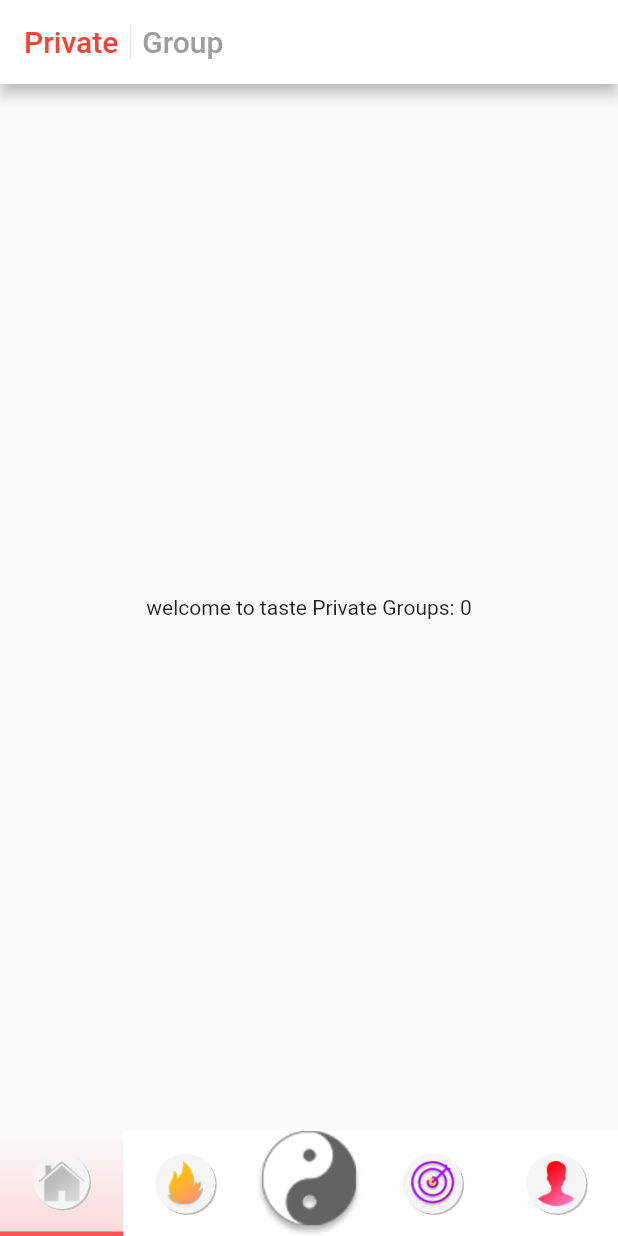
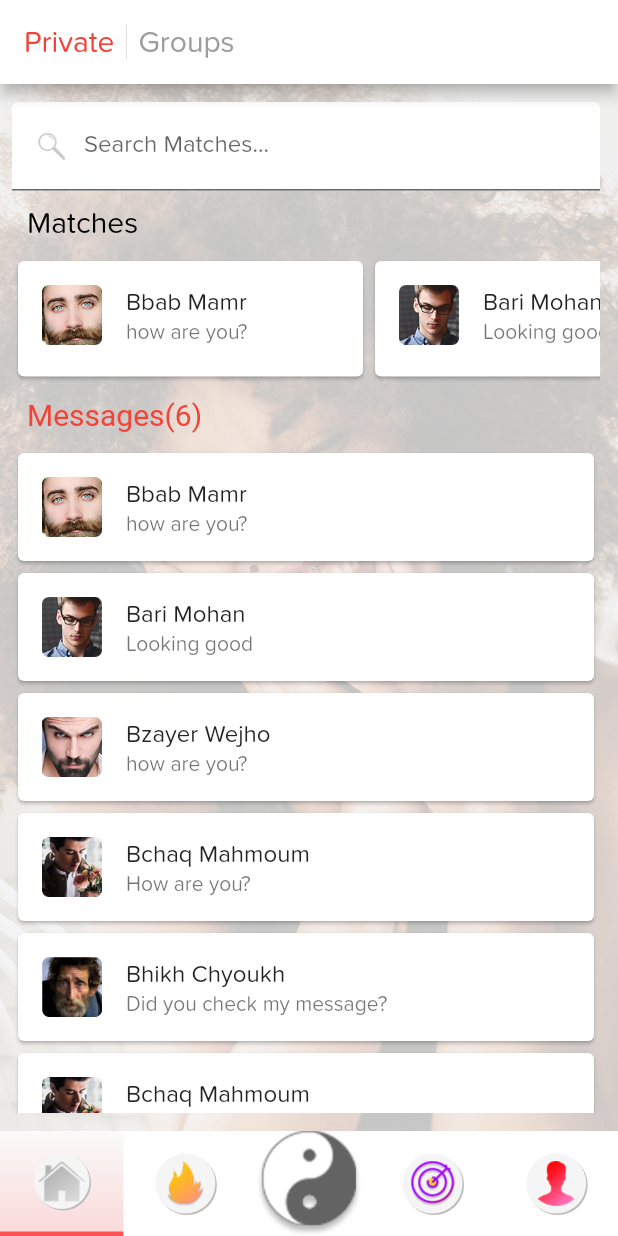
Before and after one commit to Sigilai5/YingYang, a Flutter app: the screen it shows after launch, on a phone screen of 412 x 824 dp. Run offline on Flutter 3.47's test engine with Material 2 defaults, Android fonts, the phone set to English and light mode, and no system bars; Roboto replaces fonts that are missing (Arial).

Commit message:
added scrollable view for matches

```diff
--- a/lib/main.dart
+++ b/lib/main.dart
@@ -1,5 +1,6 @@
 import 'package:flutter/material.dart';
-import 'modules/private_group_screen/private_group.dart';
+import 'modules/private_group_screen/private.dart';
+import 'modules/private_group_screen/group.dart';
 
 void main() => runApp(MyApp());
 
@@ -8,6 +9,10 @@ class MyApp extends StatelessWidget {
   @override
   Widget build(BuildContext context) {
     return MaterialApp(
+      routes: {
+        '/private':(context) => Private(),
+        '/group':(context) => Group(),
+      },
       title: 'Flutter Demo',
       theme: ThemeData(
         // This is the theme of your application.
@@ -21,7 +26,7 @@ class MyApp extends StatelessWidget {
         // is not restarted.
         primarySwatch: Colors.blue,
       ),
-      home: PrivateGroup(),
+      home: Private(),
     );
   }
 }
--- /dev/null
+++ b/lib/modules/private_group_screen/private.dart
@@ -0,0 +1,230 @@
+import 'package:flutter/cupertino.dart';
+import 'package:flutter/material.dart';
+import 'package:flutter/painting.dart';
+
+class Private extends StatefulWidget {
+  @override
+  _DashboardState createState() => _DashboardState();
+}
+
+class _DashboardState extends State<Private> {
+  int _selectedItem = 0;
+  @override
+  Widget build(BuildContext context) {
+    var size = MediaQuery.of(context).size;
+
+    return MaterialApp(
+      theme:ThemeData(
+          fontFamily: 'Proxima',
+          appBarTheme: AppBarTheme(
+              color: Colors.white
+          )
+      ),
+      home: Scaffold(
+      appBar: AppBar(
+        title:IntrinsicHeight(
+            child: Row(
+              mainAxisAlignment: MainAxisAlignment.start,
+          children: [
+            Text("Private",style: TextStyle(color: Colors.red),),
+            VerticalDivider(),
+            GestureDetector(
+              onTap: (){
+                Navigator.pushNamed(context, "/group");
+              },
+              child: Text("Groups",style: TextStyle(color: Colors.grey),),
+            ),
+
+          ],
+        )
+          ,)
+      ),
+
+      body: Container(
+        width: double.infinity,
+        height: double.infinity,
+        decoration: BoxDecoration(
+            image: DecorationImage(image: AssetImage("assets/images/background.png"),
+                fit: BoxFit.cover)
+        ),
+        child: Padding(
+          padding: const EdgeInsets.only(left: 8,right: 12,top: 12,bottom: 12),
+          child: Column(
+            children: <Widget>[
+              TextFormField( decoration: InputDecoration(labelText: "Search Matches...",filled: true,fillColor: Colors.white,prefixIcon: new Padding(
+                padding: const EdgeInsets.only( top: 15, left: 5, right: 0, bottom: 15),
+                child: new SizedBox(
+                  height: 4,
+                  child: Image.asset("assets/images/Search.png"),
+                ),
+              ),
+              ),
+              ),
+              Row(
+                children: <Widget>[
+                 Padding(
+                   padding: const EdgeInsets.all(10.0),
+                   child: Text("Matches",style: TextStyle(
+                     fontSize: 20,
+                     fontFamily: 'Proxima',
+                     color: Colors.black,
+                   ),
+                   ),
+
+                 ),
+
+                ],
+              ),
+              Container(
+                height: 85,
+                child: Expanded(
+                      child: Container(
+                        child: ListView.builder(
+                  // This next line does the trick.
+                  scrollDirection: Axis.horizontal,
+                        itemCount: titles.length,
+                        itemBuilder:(context,i){
+                          return Card(
+                            child: Container(
+                              width: 230.0,
+                              child: Column(
+                                children: [
+                                  ListTile(
+                                    title: Text(titles[i]),
+                                    subtitle: Text(subtitles[i],overflow: TextOverflow.ellipsis,),
+                                    leading: Image.asset(leadings[i],height: 40,width: 40,),
+                                  ),
+                                ],
+                              ),
+                            ),
+                          );
+
+                        }
+
+                  ),
+
+                      )
+
+
+
+                ),
+              ),
+              Row(
+                children: <Widget>[
+                  Padding(
+                    padding: const EdgeInsets.all(10.0),
+                    child:
+                    Text(message_count,style: TextStyle(
+                      fontSize: 20,
+                      fontFamily: 'Arial',
+                      color: Colors.red,
+                    ),
+                    ),
+
+                  ),
+
+
+                ],
+              ),
+              Expanded(
+                child: Container(
+                  child: ListView.builder(
+                    itemCount: titles.length,
+                    itemBuilder: (context, index){
+                      return Card(
+                        child: ListTile(
+                          title: Text(titles[index]),
+                          subtitle: Text(subtitles[index],overflow: TextOverflow.ellipsis,),
+                          leading: Image.asset(leadings[index],height: 40,width: 40,),
+                        ),
+                      );
+                    },
+
+
+                  ),
+                ),
+
+              )
+
+]
+        ),
+        ),
+      ),
+      bottomNavigationBar: Row(
+        children: <Widget>[
+          BuildNavItem(Image.asset("assets/images/Home-xxhdpi.png"),0),
+          BuildNavItem(Image.asset("assets/images/Fire-xxxhdpi.png"),1),
+          BuildNavItem(Image.asset("assets/images/Yin-Yan-xxxhdpi.png"),2),
+          BuildNavItem(Image.asset("assets/images/Target-xxxhdpi.png"),3),
+          BuildNavItem(Image.asset("assets/images/Profile_Icon-xxxhdpi.png"),4)
+        ],
+      ),
+    ),
+      );
+
+  }
+
+  Widget BuildNavItem(Image image, int index) {
+    var size = MediaQuery.of(context).size;
+    return GestureDetector(
+      onTap: (){
+        setState(() {
+          _selectedItem = index;
+        });
+      },
+      child: Container(
+          height: 70,
+          width: size.width/5,
+          decoration: index == _selectedItem ? BoxDecoration(
+            border: Border(
+                bottom: BorderSide(width:3,color: Colors.redAccent)
+            ),
+            gradient: LinearGradient(
+                colors: [
+                  Colors.redAccent.withOpacity(0.2),
+                  Colors.redAccent.withOpacity(0.001)
+                ],
+                begin: Alignment.bottomCenter,
+                end: Alignment.topCenter
+            ),
+          ) : BoxDecoration(
+              color: Colors.white
+          ),
+          child: Container(
+            padding: index != 2 ? EdgeInsets.all(5.0) : EdgeInsets.all(0),
+            margin: index != 2 ? EdgeInsets.all(15.0) : EdgeInsets.all(0),
+            decoration: BoxDecoration(
+              //color: Colors.black38,
+              //border: Border.all(color:Colors.grey[300], width: 3,style: BorderStyle.solid),
+                boxShadow: index != 2 ? [
+                  BoxShadow(
+                    color: Colors.grey[400],
+                    offset: Offset(1.0,1.0),
+                    blurRadius: 0,
+                    spreadRadius: 0,
+                  ),
+                  BoxShadow(
+                    color: Colors.grey[100],
+                    offset: Offset(0, 0),
+                    blurRadius: 0,
+                    spreadRadius: 0,
+                  ),
+                ] : [],
+                //borderRadius: BorderRadius.all(Radius.circular(40.0))
+                shape: BoxShape.circle
+            ),
+            child: image,
+          )
+      ),
+    );
+  }
+}
+
+final titles = ['Bbab Mamr','Bari Mohan','Bzayer Wejho','Bchaq Mahmoum','Bhikh Chyoukh','Bchaq Mahmoum'];
+final subtitles = ['how are you?','Looking good','how are you?','How are you?','Did you check my message?','Looking good'];
+final leadings = ['assets/images/Layer_74.png','assets/images/Layer_75.png','assets/images/Layer_76.png','assets/images/Layer_77-xhdpi.png','assets/images/Layer_78-hdpi.png','assets/images/Layer_77-xhdpi.png'];
+final messages = titles.length;
+String message_count = 'Messages($messages)';
+int _index = 0;
+
+final productData = ['Discipline curl','https://sgdfgdgd/jdkjdhj.png/jashdghd',20,'akhsgdahghsgdh'];
--- a/lib/modules/private_group_screen/private_group.dart
+++ /dev/null
@@ -1,112 +0,0 @@
-import 'package:flutter/cupertino.dart';
-import 'package:flutter/material.dart';
-import 'package:flutter/painting.dart';
-
-class PrivateGroup extends StatefulWidget {
-  @override
-  _DashboardState createState() => _DashboardState();
-}
-
-class _DashboardState extends State<PrivateGroup> {
-  int _selectedItem = 0;
-  @override
-  Widget build(BuildContext context) {
-    var size = MediaQuery.of(context).size;
-
-    return MaterialApp(
-      theme:ThemeData(
-          appBarTheme: AppBarTheme(
-              color: Colors.white
-          )
-      ),
-      home: Scaffold(
-      appBar: AppBar(
-        title:IntrinsicHeight(
-            child: Row(
-              mainAxisAlignment: MainAxisAlignment.start,
-          children: [
-            Text("Private",style: TextStyle(color: Colors.red),),
-            VerticalDivider(),
-            Text("Group",style: TextStyle(color: Colors.grey),),
-          ],
-        )
-          ,)
-      ),
-      body: Container(
-        child: Stack(
-          children: <Widget>[
-            Center(
-                child: Text("welcome to taste Private Groups: $_selectedItem")
-            )
-          ],
-        ),
-      ),
-      bottomNavigationBar: Row(
-        children: <Widget>[
-          BuildNavItem(Image.asset("assets/images/Home-xxhdpi.png"),0),
-          BuildNavItem(Image.asset("assets/images/Fire-xxxhdpi.png"),1),
-          BuildNavItem(Image.asset("assets/images/Yin-Yan-xxxhdpi.png"),2),
-          BuildNavItem(Image.asset("assets/images/Target-xxxhdpi.png"),3),
-          BuildNavItem(Image.asset("assets/images/Profile_Icon-xxxhdpi.png"),4)
-        ],
-      ),
-    ),
-    );
-
-  }
-
-  Widget BuildNavItem(Image image, int index) {
-    var size = MediaQuery.of(context).size;
-    return GestureDetector(
-      onTap: (){
-        setState(() {
-          _selectedItem = index;
-        });
-      },
-      child: Container(
-          height: 70,
-          width: size.width/5,
-          decoration: index == _selectedItem ? BoxDecoration(
-            border: Border(
-                bottom: BorderSide(width:3,color: Colors.redAccent)
-            ),
-            gradient: LinearGradient(
-                colors: [
-                  Colors.redAccent.withOpacity(0.2),
-                  Colors.redAccent.withOpacity(0.001)
-                ],
-                begin: Alignment.bottomCenter,
-                end: Alignment.topCenter
-            ),
-          ) : BoxDecoration(
-              color: Colors.white
-          ),
-          child: Container(
-            padding: index != 2 ? EdgeInsets.all(5.0) : EdgeInsets.all(0),
-            margin: index != 2 ? EdgeInsets.all(15.0) : EdgeInsets.all(0),
-            decoration: BoxDecoration(
-              //color: Colors.black38,
-              //border: Border.all(color:Colors.grey[300], width: 3,style: BorderStyle.solid),
-                boxShadow: index != 2 ? [
-                  BoxShadow(
-                    color: Colors.grey[400],
-                    offset: Offset(1.0,1.0),
-                    blurRadius: 0,
-                    spreadRadius: 0,
-                  ),
-                  BoxShadow(
-                    color: Colors.grey[100],
-                    offset: Offset(0, 0),
-                    blurRadius: 0,
-                    spreadRadius: 0,
-                  ),
-                ] : [],
-                //borderRadius: BorderRadius.all(Radius.circular(40.0))
-                shape: BoxShape.circle
-            ),
-            child: image,
-          )
-      ),
-    );
-  }
-}
```
Also changed, not shown: lib/modules/private_group_screen/group.dart (added, +199 -0 lines), assets/images/Layer_74.png (added), assets/images/Layer_75-hdpi.png (added), assets/images/Layer_75-xhdpi.png (added), assets/images/Layer_75-xxhdpi.png (added), assets/images/Layer_75-xxxhdpi.png (added), assets/images/Layer_75.png (added), assets/images/Layer_76.png (added), assets/images/Layer_77-xhdpi.png (added), assets/images/Layer_78-hdpi.png (added), assets/images/Search-hdpi.png (added), assets/images/Search-xhdpi.png (added), assets/images/Search-xxhdpi.png (added), assets/images/Search-xxxhdpi.png (added), 1 more files, 1 other file.
